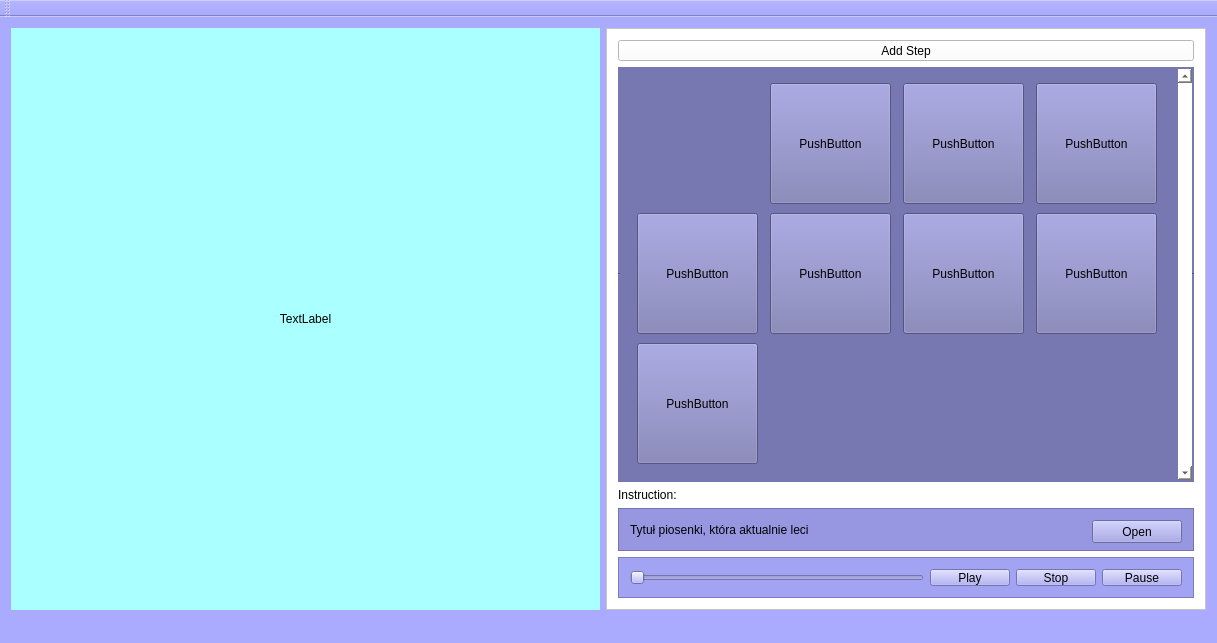
MagdalenaZimoch/Dance-App, file mainwindow.ui: the form before one commit.
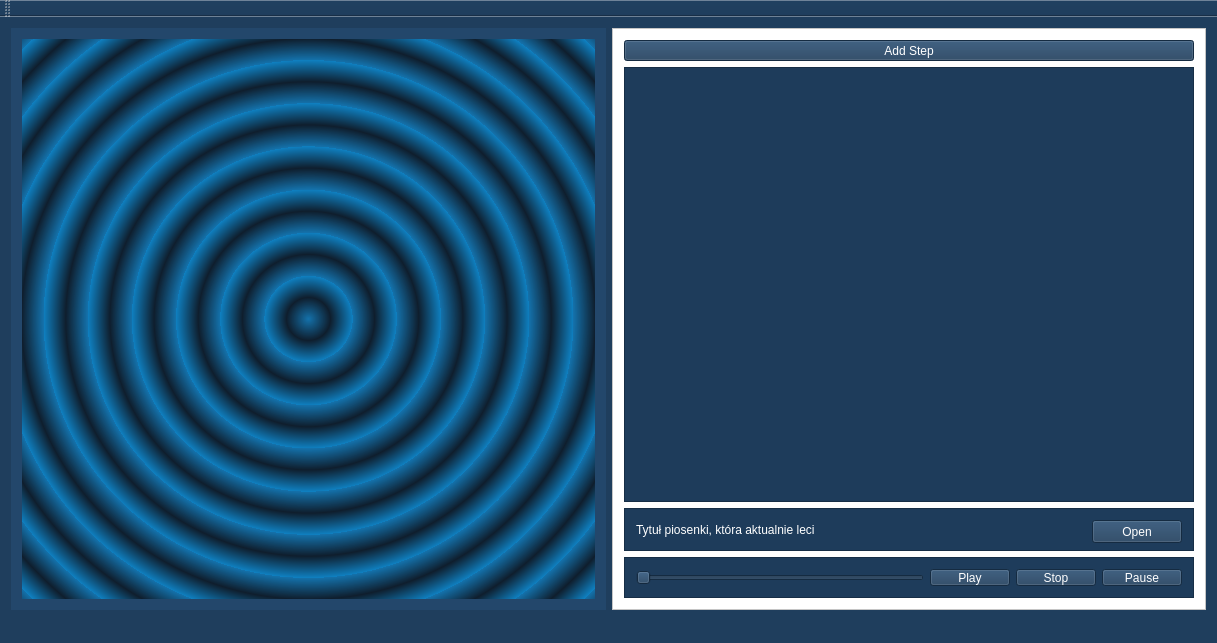
The form after the commit.

```diff
--- a/mainwindow.ui
+++ b/mainwindow.ui
@@ -14,10 +14,37 @@
    <string>MainWindow</string>
   </property>
   <property name="styleSheet">
-   <string notr="true">background-color: rgb(170, 170, 254);T</string>
+   <string notr="true">background-color: rgb(31, 62, 93);
+color: rgb(255, 255, 255);</string>
   </property>
   <widget class="QWidget" name="centralWidget">
    <layout class="QGridLayout" name="gridLayout">
+    <item row="0" column="0">
+     <widget class="QFrame" name="frame_4">
+      <property name="autoFillBackground">
+       <bool>false</bool>
+      </property>
+      <property name="styleSheet">
+       <string notr="true">background-color: rgb(35, 71, 107);</string>
+      </property>
+      <layout class="QGridLayout" name="gridLayout_3">
+       <item row="0" column="0">
+        <widget class="QLabel" name="filmlabel">
+         <property name="styleSheet">
+          <string notr="true">color: rgb(0, 0, 0);
+background-color: qradialgradient(spread:repeat, cx:0.5, cy:0.5, radius:0.077, fx:0.5, fy:0.5, stop:0 rgba(0, 169, 255, 110), stop:0.497326 rgba(0, 0, 0, 147), stop:1 rgba(0, 169, 255, 147));</string>
+         </property>
+         <property name="text">
+          <string/>
+         </property>
+         <property name="alignment">
+          <set>Qt::AlignCenter</set>
+         </property>
+        </widget>
+       </item>
+      </layout>
+     </widget>
+    </item>
     <item row="0" column="1">
      <widget class="QFrame" name="frame_3">
       <property name="sizePolicy">
@@ -45,6 +72,10 @@
            <height>21</height>
           </size>
          </property>
+         <property name="styleSheet">
+          <string notr="true">background-color: rgb(30, 60, 91);
+color: rgb(255, 255, 255);</string>
+         </property>
          <property name="text">
           <string>Add Step</string>
          </property>
@@ -53,20 +84,20 @@
        <item>
         <widget class="QScrollArea" name="scrollArea">
          <property name="sizePolicy">
-          <sizepolicy hsizetype="Maximum" vsizetype="MinimumExpanding">
+          <sizepolicy hsizetype="Ignored" vsizetype="Ignored">
            <horstretch>0</horstretch>
            <verstretch>0</verstretch>
           </sizepolicy>
          </property>
          <property name="minimumSize">
           <size>
-           <width>576</width>
+           <width>570</width>
            <height>0</height>
           </size>
          </property>
          <property name="maximumSize">
           <size>
-           <width>16777215</width>
+           <width>570</width>
            <height>16777215</height>
           </size>
          </property>
@@ -74,256 +105,41 @@
           <string extracomment="pole gdzie są kroko"/>
          </property>
          <property name="styleSheet">
-          <string notr="true">background-color: rgb(119, 119, 177);</string>
-         </property>
-         <property name="frameShape">
-          <enum>QFrame::HLine</enum>
+          <string notr="true">background-color: rgb(30, 60, 91);</string>
          </property>
          <property name="verticalScrollBarPolicy">
-          <enum>Qt::ScrollBarAlwaysOn</enum>
+          <enum>Qt::ScrollBarAsNeeded</enum>
+         </property>
+         <property name="horizontalScrollBarPolicy">
+          <enum>Qt::ScrollBarAlwaysOff</enum>
          </property>
          <property name="widgetResizable">
           <bool>true</bool>
          </property>
-         <property name="alignment">
-          <set>Qt::AlignLeading|Qt::AlignLeft|Qt::AlignVCenter</set>
-         </property>
-         <widget class="QWidget" name="widgetstep">
+         <widget class="QWidget" name="scrollAreaWidgetContents">
           <property name="geometry">
            <rect>
             <x>0</x>
             <y>0</y>
-            <width>558</width>
-            <height>400</height>
+            <width>568</width>
+            <height>421</height>
            </rect>
           </property>
           <property name="sizePolicy">
-           <sizepolicy hsizetype="Minimum" vsizetype="Preferred">
-            <horstretch>4</horstretch>
-            <verstretch>4</verstretch>
+           <sizepolicy hsizetype="Maximum" vsizetype="Preferred">
+            <horstretch>0</horstretch>
+            <verstretch>0</verstretch>
            </sizepolicy>
           </property>
           <property name="minimumSize">
            <size>
-            <width>0</width>
+            <width>568</width>
             <height>0</height>
            </size>
           </property>
-          <property name="maximumSize">
-           <size>
-            <width>16777215</width>
-            <height>16777215</height>
-           </size>
-          </property>
-          <property name="sizeIncrement">
-           <size>
-            <width>0</width>
-            <height>0</height>
-           </size>
-          </property>
-          <layout class="QGridLayout" name="gridLayout_2">
-           <item row="1" column="3">
-            <widget class="QPushButton" name="pushButton_12">
-             <property name="sizePolicy">
-              <sizepolicy hsizetype="Minimum" vsizetype="Fixed">
-               <horstretch>121</horstretch>
-               <verstretch>121</verstretch>
-              </sizepolicy>
-             </property>
-             <property name="minimumSize">
-              <size>
-               <width>121</width>
-               <height>121</height>
-              </size>
-             </property>
-             <property name="maximumSize">
-              <size>
-               <width>121</width>
-               <height>121</height>
-              </size>
-             </property>
-             <property name="text">
-              <string>PushButton</string>
-             </property>
-            </widget>
-           </item>
-           <item row="1" column="2">
-            <widget class="QPushButton" name="pushButton_10">
-             <property name="sizePolicy">
-              <sizepolicy hsizetype="Minimum" vsizetype="Fixed">
-               <horstretch>121</horstretch>
-               <verstretch>121</verstretch>
-              </sizepolicy>
-             </property>
-             <property name="minimumSize">
-              <size>
-               <width>121</width>
-               <height>121</height>
-              </size>
-             </property>
-             <property name="maximumSize">
-              <size>
-               <width>121</width>
-               <height>121</height>
-              </size>
-             </property>
-             <property name="text">
-              <string>PushButton</string>
-             </property>
-            </widget>
-           </item>
-           <item row="0" column="2">
-            <widget class="QPushButton" name="btn2">
-             <property name="minimumSize">
-              <size>
-               <width>121</width>
-               <height>121</height>
-              </size>
-             </property>
-             <property name="maximumSize">
-              <size>
-               <width>121</width>
-               <height>121</height>
-              </size>
-             </property>
-             <property name="text">
-              <string>PushButton</string>
-             </property>
-            </widget>
-           </item>
-           <item row="1" column="4">
-            <widget class="QPushButton" name="pushButton_13">
-             <property name="sizePolicy">
-              <sizepolicy hsizetype="Minimum" vsizetype="Fixed">
-               <horstretch>121</horstretch>
-               <verstretch>121</verstretch>
-              </sizepolicy>
-             </property>
-             <property name="minimumSize">
-              <size>
-               <width>121</width>
-               <height>121</height>
-              </size>
-             </property>
-             <property name="maximumSize">
-              <size>
-               <width>121</width>
-               <height>121</height>
-              </size>
-             </property>
-             <property name="text">
-              <string>PushButton</string>
-             </property>
-            </widget>
-           </item>
-           <item row="2" column="1">
-            <widget class="QPushButton" name="pushButton_11">
-             <property name="sizePolicy">
-              <sizepolicy hsizetype="Minimum" vsizetype="Fixed">
-               <horstretch>121</horstretch>
-               <verstretch>121</verstretch>
-              </sizepolicy>
-             </property>
-             <property name="minimumSize">
-              <size>
-               <width>121</width>
-               <height>121</height>
-              </size>
-             </property>
-             <property name="maximumSize">
-              <size>
-               <width>121</width>
-               <height>121</height>
-              </size>
-             </property>
-             <property name="text">
-              <string>PushButton</string>
-             </property>
-            </widget>
-           </item>
-           <item row="1" column="1">
-            <widget class="QPushButton" name="pushButton_9">
-             <property name="sizePolicy">
-              <sizepolicy hsizetype="Minimum" vsizetype="Fixed">
-               <horstretch>121</horstretch>
-               <verstretch>121</verstretch>
-              </sizepolicy>
-             </property>
-             <property name="minimumSize">
-              <size>
-               <width>121</width>
-               <height>121</height>
-              </size>
-             </property>
-             <property name="maximumSize">
-              <size>
-               <width>121</width>
-               <height>121</height>
-              </size>
-             </property>
-             <property name="text">
-              <string>PushButton</string>
-             </property>
-            </widget>
-           </item>
-           <item row="0" column="4">
-            <widget class="QPushButton" name="pushButton_6">
-             <property name="sizePolicy">
-              <sizepolicy hsizetype="Minimum" vsizetype="Fixed">
-               <horstretch>121</horstretch>
-               <verstretch>121</verstretch>
-              </sizepolicy>
-             </property>
-             <property name="minimumSize">
-              <size>
-               <width>121</width>
-               <height>121</height>
-              </size>
-             </property>
-             <property name="maximumSize">
-              <size>
-               <width>121</width>
-               <height>121</height>
-              </size>
-             </property>
-             <property name="text">
-              <string>PushButton</string>
-             </property>
-            </widget>
-           </item>
-           <item row="0" column="3">
-            <widget class="QPushButton" name="pushButton_4">
-             <property name="enabled">
-              <bool>true</bool>
-             </property>
-             <property name="minimumSize">
-              <size>
-               <width>121</width>
-               <height>121</height>
-              </size>
-             </property>
-             <property name="maximumSize">
-              <size>
-               <width>121</width>
-               <height>121</height>
-              </size>
-             </property>
-             <property name="text">
-              <string>PushButton</string>
-             </property>
-            </widget>
-           </item>
-          </layout>
          </widget>
         </widget>
        </item>
-       <item>
-        <widget class="QLabel" name="label">
-         <property name="text">
-          <string>Instruction: </string>
-         </property>
-        </widget>
-       </item>
        <item>
         <widget class="QFrame" name="frame">
          <property name="maximumSize">
@@ -333,7 +149,7 @@
           </size>
          </property>
          <property name="styleSheet">
-          <string notr="true">background-color: rgb(151, 151, 225);</string>
+          <string notr="true">background-color: rgb(30, 60, 91);</string>
          </property>
          <property name="frameShape">
           <enum>QFrame::StyledPanel</enum>
@@ -350,6 +166,10 @@
               <verstretch>0</verstretch>
              </sizepolicy>
             </property>
+            <property name="styleSheet">
+             <string notr="true">background-color: rgb(30, 60, 91);
+color: rgb(255, 255, 255);</string>
+            </property>
             <property name="text">
              <string>Tytuł piosenki, która aktualnie leci</string>
             </property>
@@ -369,6 +189,9 @@
               <height>23</height>
              </size>
             </property>
+            <property name="styleSheet">
+             <string notr="true">color: rgb(255, 255, 255);</string>
+            </property>
             <property name="text">
              <string>Open</string>
             </property>
@@ -386,7 +209,7 @@
           </size>
          </property>
          <property name="styleSheet">
-          <string notr="true">background-color: rgb(163, 163, 243);</string>
+          <string notr="true">background-color: rgb(30, 60, 91);</string>
          </property>
          <property name="frameShape">
           <enum>QFrame::StyledPanel</enum>
@@ -398,7 +221,7 @@
           <item>
            <widget class="QSlider" name="progresslider">
             <property name="styleSheet">
-             <string notr="true">color: rgb(170, 0, 255);
+             <string notr="true">color: rgb(255, 255, 255);
 selection-color: rgb(0, 255, 255);</string>
             </property>
             <property name="orientation">
@@ -408,6 +231,9 @@
           </item>
           <item>
            <widget class="QPushButton" name="playbtn">
+            <property name="styleSheet">
+             <string notr="true">color: rgb(255, 255, 255);</string>
+            </property>
             <property name="text">
              <string>Play</string>
             </property>
@@ -415,6 +241,9 @@
           </item>
           <item>
            <widget class="QPushButton" name="stopbtn">
+            <property name="styleSheet">
+             <string notr="true">color: rgb(255, 255, 255);</string>
+            </property>
             <property name="text">
              <string>Stop</string>
             </property>
@@ -422,6 +251,9 @@
           </item>
           <item>
            <widget class="QPushButton" name="pausebtn">
+            <property name="styleSheet">
+             <string notr="true">color: rgb(255, 255, 255);</string>
+            </property>
             <property name="text">
              <string>Pause</string>
             </property>
@@ -433,31 +265,6 @@
       </layout>
      </widget>
     </item>
-    <item row="0" column="0">
-     <widget class="QFrame" name="frame_2">
-      <property name="autoFillBackground">
-       <bool>false</bool>
-      </property>
-      <property name="styleSheet">
-       <string notr="true">background-color: rgb(170, 255, 255);</string>
-      </property>
-      <layout class="QGridLayout" name="gridLayout_3">
-       <item row="0" column="0">
-        <widget class="QLabel" name="filmlabel">
-         <property name="styleSheet">
-          <string notr="true">color: rgb(0, 0, 0);</string>
-         </property>
-         <property name="text">
-          <string>TextLabel</string>
-         </property>
-         <property name="alignment">
-          <set>Qt::AlignCenter</set>
-         </property>
-        </widget>
-       </item>
-      </layout>
-     </widget>
-    </item>
    </layout>
   </widget>
   <widget class="QMenuBar" name="menuBar">
```
Left out of the diff: 7 changed lines with no effect on the pictures.
